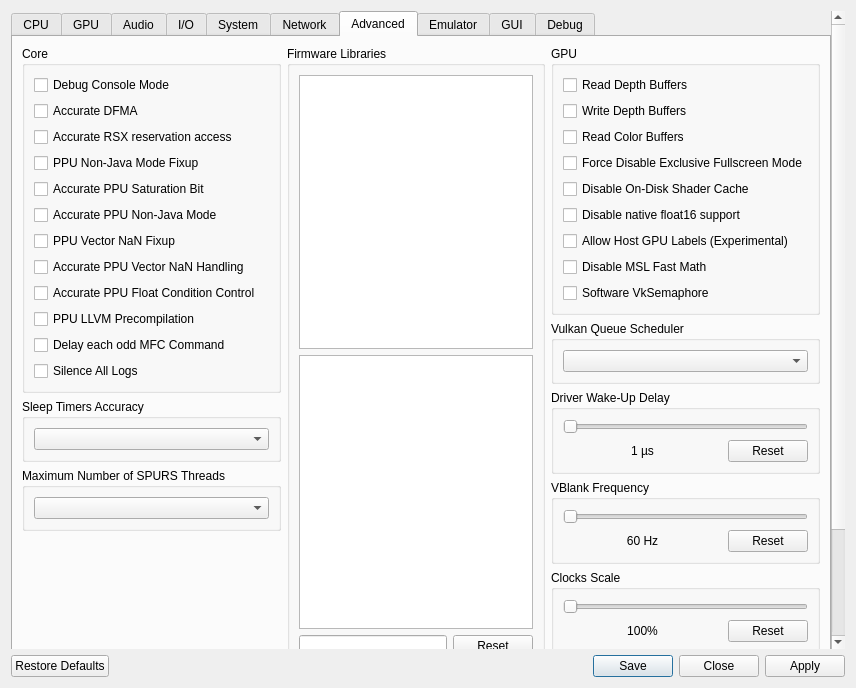
Qt form rpcs3/rpcs3qt/settings_dialog.ui (RPCS3/rpcs3) before a commit.
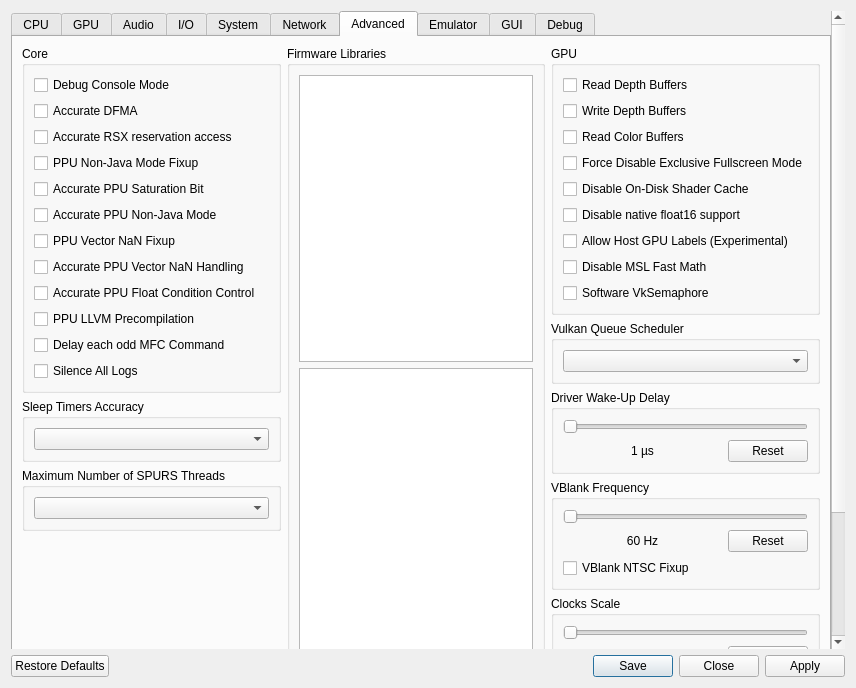
The same form after that commit. The open tabs and pages were chosen to show the change. Icons and pictures are not drawn.

Commit message: Qt: add vblank_ntsc_fixup to UI (#12042)

Patch:
```diff
--- a/rpcs3/rpcs3qt/settings_dialog.ui
+++ b/rpcs3/rpcs3qt/settings_dialog.ui
@@ -2535,6 +2535,13 @@
                  </item>
                 </layout>
                </item>
+               <item>
+                <widget class="QCheckBox" name="vblankNTSCFixup">
+                 <property name="text">
+                  <string>VBlank NTSC Fixup</string>
+                 </property>
+                </widget>
+               </item>
               </layout>
              </widget>
             </item>
```
The commit also changes 3 other files.
